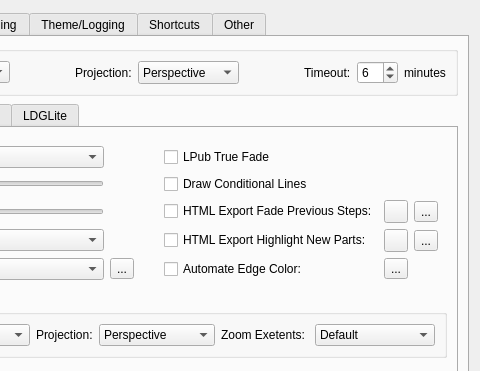
trevorsandy/lpub3d-ci, file mainApp/preferences.ui: the form before one commit; both pictures show x 209 to 689 and y 0 to 371 of the 689 by 744 pixel window.
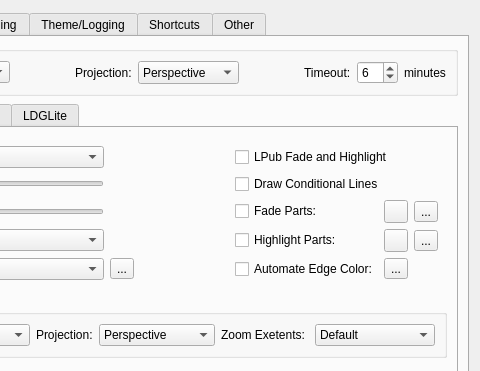
The form after the commit. The open tabs and pages were chosen to show the change.

Commit message: Insert display model - lpub fade highlight setup #704

The edit to the form file:
```diff
--- a/mainApp/preferences.ui
+++ b/mainApp/preferences.ui
@@ -7,7 +7,7 @@
    <rect>
     <x>0</x>
     <y>0</y>
-    <width>613</width>
+    <width>636</width>
     <height>660</height>
    </rect>
   </property>
@@ -1024,16 +1024,6 @@
                 </property>
                </widget>
               </item>
-              <item row="0" column="3">
-               <widget class="QCheckBox" name="LPubTrueFade">
-                <property name="toolTip">
-                 <string>Make faded parts translucent but do not draw back faces</string>
-                </property>
-                <property name="text">
-                 <string>LPub True Fade</string>
-                </property>
-               </widget>
-              </item>
               <item row="4" column="1">
                <widget class="QComboBox" name="studStyleCombo">
                 <property name="toolTip">
@@ -1176,7 +1166,7 @@
                  <string>Enable fade previous steps when exporting HTML Steps</string>
                 </property>
                 <property name="text">
-                 <string>HTML Export Fade Previous Steps:</string>
+                 <string>Fade Parts:</string>
                 </property>
                </widget>
               </item>
@@ -1203,7 +1193,7 @@
                  <string>Enable highlight current step parts when exporting HTML Steps</string>
                 </property>
                 <property name="text">
-                 <string>HTML Export Highlight New Parts:</string>
+                 <string>Highlight Parts:</string>
                 </property>
                </widget>
               </item>
@@ -1251,6 +1241,16 @@
                 </property>
                </widget>
               </item>
+              <item row="0" column="3" colspan="2">
+               <widget class="QCheckBox" name="LPubFadeHighlight">
+                <property name="toolTip">
+                 <string>Make faded parts translucent but do not draw back faces or highlight part edges using LPub3D behaviour</string>
+                </property>
+                <property name="text">
+                 <string>LPub Fade and Highlight</string>
+                </property>
+               </widget>
+              </item>
              </layout>
             </widget>
            </item>
```
Left out of the diff: 15 changed lines with no effect on the pictures. The commit also changes 37 other files.
